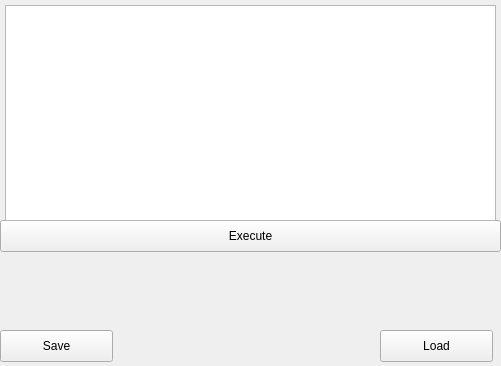
The window that scriptingconsole.ui (MOBILionSystems/MIPS-app-MOBILion) describes before a commit, drawn with Qt 5.
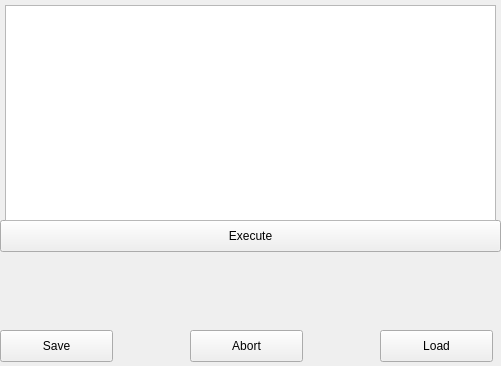
The same window after the commit.

Diff of the .ui file:
```diff
--- a/scriptingconsole.ui
+++ b/scriptingconsole.ui
@@ -87,6 +87,22 @@
     <bool>false</bool>
    </property>
   </widget>
+  <widget class="QPushButton" name="pbAbort">
+   <property name="geometry">
+    <rect>
+     <x>190</x>
+     <y>330</y>
+     <width>113</width>
+     <height>32</height>
+    </rect>
+   </property>
+   <property name="text">
+    <string>Abort</string>
+   </property>
+   <property name="autoDefault">
+    <bool>false</bool>
+   </property>
+  </widget>
  </widget>
  <resources/>
  <connections/>
```
